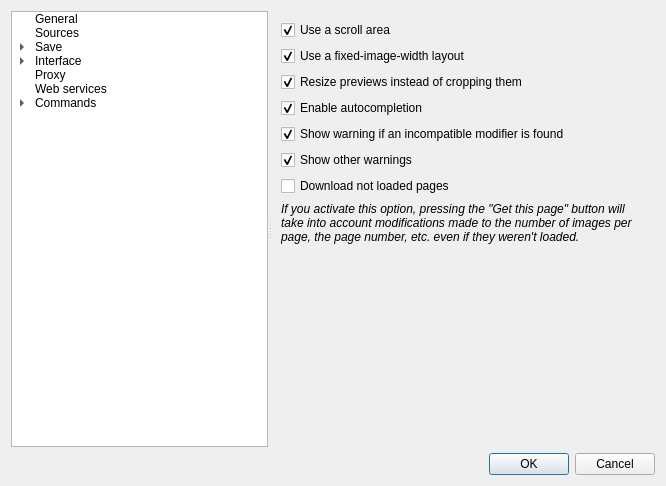
Before: the Qt Designer form gui/src/settings/optionswindow.ui in Bionus/imgbrd-grabber, drawn with Qt 5.
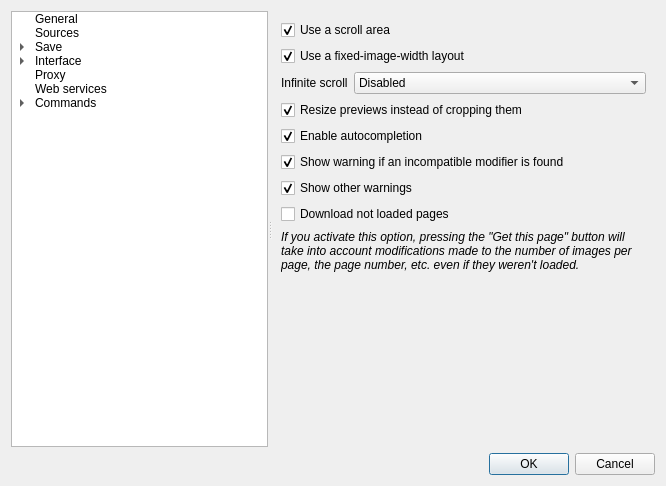
After: the same form once the commit is applied. The open tabs and pages were chosen to show the change. Icons and pictures are not drawn.

Commit message: Allow to customize infinite scroll settings in the options (issue #886)

```diff
--- a/gui/src/settings/optionswindow.ui
+++ b/gui/src/settings/optionswindow.ui
@@ -1691,7 +1691,7 @@
           </property>
          </widget>
         </item>
-        <item row="2" column="0" colspan="2">
+        <item row="3" column="0" colspan="2">
          <widget class="QCheckBox" name="checkResizeInsteadOfCropping">
           <property name="text">
            <string>Resize previews instead of cropping them</string>
@@ -1701,7 +1701,7 @@
           </property>
          </widget>
         </item>
-        <item row="3" column="0" colspan="2">
+        <item row="4" column="0" colspan="2">
          <widget class="QCheckBox" name="checkAutocompletion">
           <property name="text">
            <string>Enable autocompletion</string>
@@ -1711,7 +1711,7 @@
           </property>
          </widget>
         </item>
-        <item row="4" column="0" colspan="2">
+        <item row="5" column="0" colspan="2">
          <widget class="QCheckBox" name="checkShowTagWarning">
           <property name="text">
            <string>Show warning if an incompatible modifier is found</string>
@@ -1721,7 +1721,7 @@
           </property>
          </widget>
         </item>
-        <item row="5" column="0" colspan="2">
+        <item row="6" column="0" colspan="2">
          <widget class="QCheckBox" name="checkShowWarnings">
           <property name="text">
            <string>Show other warnings</string>
@@ -1731,14 +1731,14 @@
           </property>
          </widget>
         </item>
-        <item row="6" column="0" colspan="2">
+        <item row="7" column="0" colspan="2">
          <widget class="QCheckBox" name="checkGetUnloadedPages">
           <property name="text">
            <string>Download not loaded pages</string>
           </property>
          </widget>
         </item>
-        <item row="7" column="0" colspan="2">
+        <item row="8" column="0" colspan="2">
          <widget class="QLabel" name="label_66">
           <property name="text">
            <string>&lt;i&gt;If you activate this option, pressing the &quot;Get this page&quot; button will take into account modifications made to the number of images per page, the page number, etc. even if they weren't loaded.&lt;/i&gt;</string>
@@ -1758,6 +1758,32 @@
           </property>
          </widget>
         </item>
+        <item row="2" column="0">
+         <widget class="QLabel" name="labelInfiniteScroll">
+          <property name="text">
+           <string>Infinite scroll</string>
+          </property>
+         </widget>
+        </item>
+        <item row="2" column="1">
+         <widget class="QComboBox" name="comboInfiniteScroll">
+          <item>
+           <property name="text">
+            <string>Disabled</string>
+           </property>
+          </item>
+          <item>
+           <property name="text">
+            <string>Button</string>
+           </property>
+          </item>
+          <item>
+           <property name="text">
+            <string>Scroll</string>
+           </property>
+          </item>
+         </widget>
+        </item>
        </layout>
       </widget>
       <widget class="QWidget" name="pageImageWindow">
```
Left out of the diff: 5 changed lines with no effect on the pictures. The commit also changes 1 other file.
